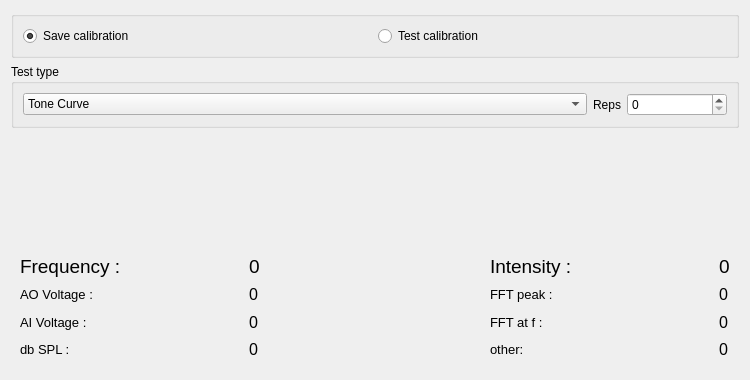
The window that spikeylab/calibration/calibration_widget.ui (portfors-lab/sparkle) describes before a commit, drawn with Qt 5.
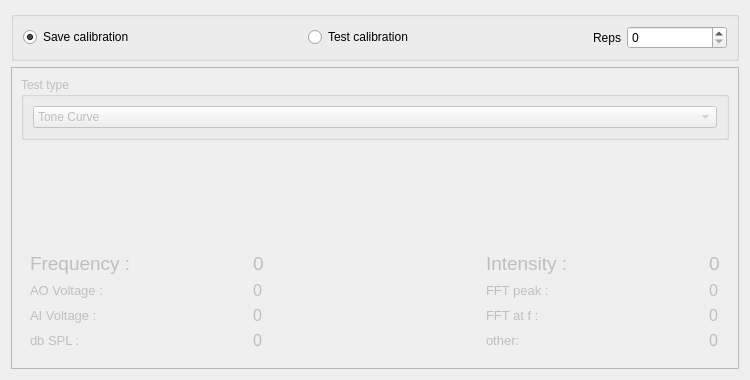
The same window after the commit. Custom widgets are drawn as their Qt base class.

Commit message: converting interface to only use noise calibration. Working except for improper disabling of components

Diff of the .ui file:
```diff
--- a/spikeylab/calibration/calibration_widget.ui
+++ b/spikeylab/calibration/calibration_widget.ui
@@ -54,27 +54,6 @@
         </property>
        </widget>
       </item>
-     </layout>
-    </widget>
-   </item>
-   <item>
-    <widget class="QGroupBox" name="test_type_grp">
-     <property name="enabled">
-      <bool>true</bool>
-     </property>
-     <property name="title">
-      <string>Test type</string>
-     </property>
-     <layout class="QHBoxLayout" name="horizontalLayout">
-      <item>
-       <widget class="QComboBox" name="cal_type_cmbbx">
-        <item>
-         <property name="text">
-          <string>Tone Curve</string>
-         </property>
-        </item>
-       </widget>
-      </item>
       <item>
        <widget class="QLabel" name="label_2">
         <property name="sizePolicy">
@@ -102,6 +81,39 @@
     </widget>
    </item>
    <item>
+    <widget class="QFrame" name="frame">
+     <property name="enabled">
+      <bool>false</bool>
+     </property>
+     <property name="frameShape">
+      <enum>QFrame::StyledPanel</enum>
+     </property>
+     <property name="frameShadow">
+      <enum>QFrame::Raised</enum>
+     </property>
+     <layout class="QVBoxLayout" name="verticalLayout_2">
+      <item>
+       <widget class="QGroupBox" name="test_type_grp">
+        <property name="enabled">
+         <bool>false</bool>
+        </property>
+        <property name="title">
+         <string>Test type</string>
+        </property>
+        <layout class="QHBoxLayout" name="horizontalLayout">
+         <item>
+          <widget class="QComboBox" name="cal_type_cmbbx">
+           <item>
+            <property name="text">
+             <string>Tone Curve</string>
+            </property>
+           </item>
+          </widget>
+         </item>
+        </layout>
+       </widget>
+      </item>
+      <item>
     <widget class="QStackedWidget" name="caleditor_stack">
      <property name="currentIndex">
       <number>0</number>
@@ -338,6 +350,9 @@
    </item>
   </layout>
  </widget>
+   </item>
+  </layout>
+ </widget>
  <customwidgets>
   <customwidget>
    <class>TuningCurveEditor</class>
```
Left out of the diff: 24 changed lines with no effect on the pictures. Lines whose indentation alone changed are shown as unchanged. The commit also changes 2 other files.
